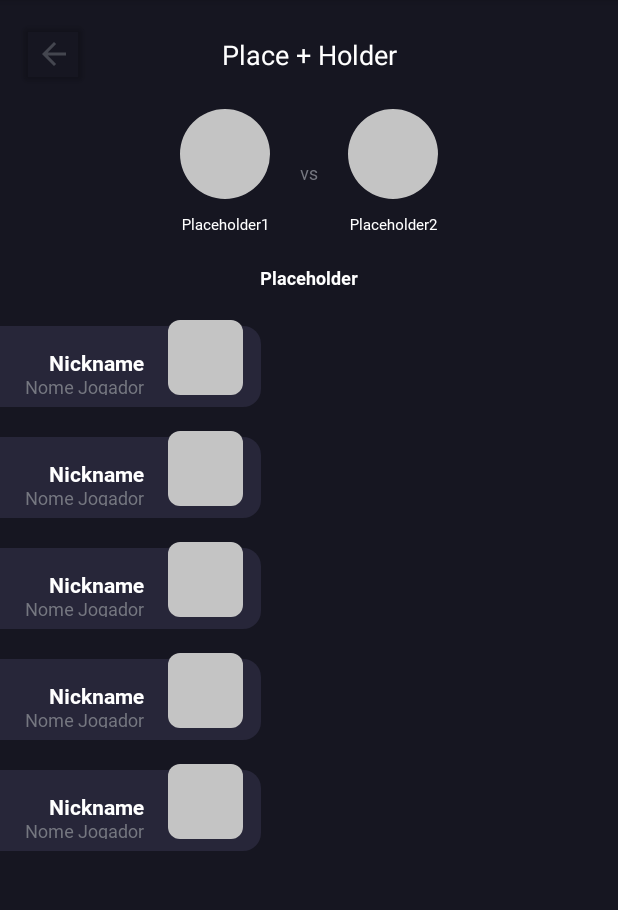
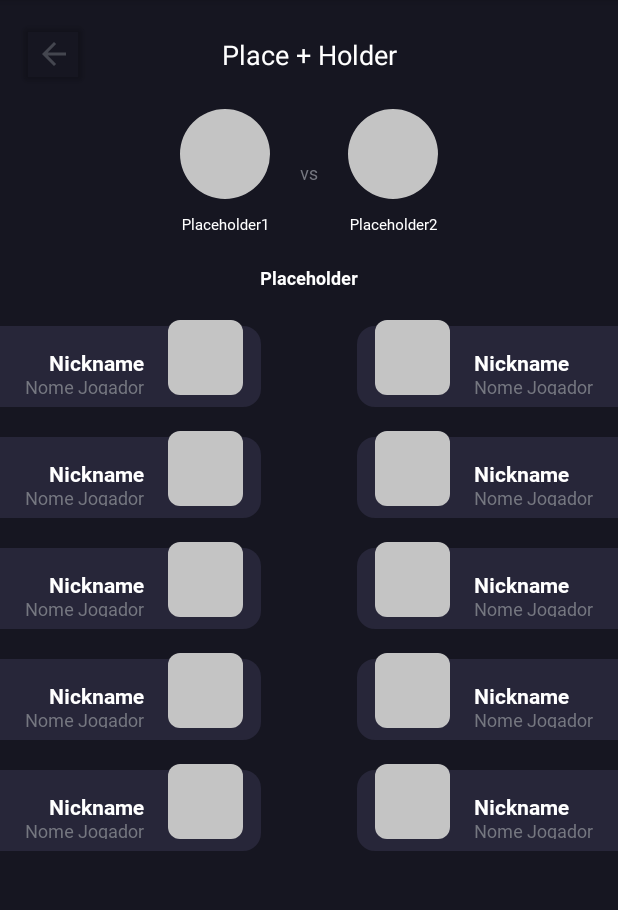
Before and after one commit to georgiapereira/CSTV, an Android app: the layout fragment_details.xml on its own in the app's theme, with its tools: preview values and no code run, on a phone screen of 412 x 824 dp, the part 84-994 px from its top. Run offline under Robolectric (Android 15) with nearby library versions, the phone set to English and light mode, and no system bars; network calls fail; Roboto replaces fonts that are not available here.

Commit message:
formatacao de data

```diff
--- a/app/build.gradle
+++ b/app/build.gradle
@@ -49,6 +49,8 @@ dependencies {
     androidTestImplementation 'androidx.test.espresso:espresso-core:3.4.0'
     implementation "androidx.lifecycle:lifecycle-extensions:2.2.0"
 
+    implementation "androidx.swiperefreshlayout:swiperefreshlayout:1.1.0"
+
     var nav_version = "2.4.1"
     implementation "androidx.navigation:navigation-fragment-ktx:$nav_version"
     implementation "androidx.navigation:navigation-ui-ktx:$nav_version"
--- a/app/src/main/java/com/xuaum/cstv/data/service/MatchAPI.kt
+++ b/app/src/main/java/com/xuaum/cstv/data/service/MatchAPI.kt
@@ -9,9 +9,9 @@ interface MatchAPI {
     @GET("/csgo/matches")
     suspend fun getMatches(
         @Query("sort") sortBegin: String = "begin_at",
-        @Query("sort") sortStatus: String = "-status",
-        @Query("page[size]") pageSize: Int = 20,
-        @Query("range[scheduled_at]") range: String = "2022-03-29T12:00:00Z,2023-01-13T12:00:00Z",
+        //@Query("sort") sortStatus: String = "-status",
+        @Query("page[size]") pageSize: Int = 100,
+        @Query("range[scheduled_at]") range: String ,
         @Query("filter[finished]") finished: Boolean = false,
     ): GetMatchesResponse?
 
--- a/app/src/main/java/com/xuaum/cstv/data/service/RetrofitMatchAPI.kt
+++ b/app/src/main/java/com/xuaum/cstv/data/service/RetrofitMatchAPI.kt
@@ -2,6 +2,7 @@ package com.xuaum.cstv.data.service
 
 import com.xuaum.cstv.data.model.response.getmatchesresponse.GetMatchesResponse
 import com.xuaum.cstv.data.model.response.getteamsresponse.GetTeamsResponse
+import com.xuaum.cstv.util.MyDateFormatter
 import kotlinx.coroutines.Dispatchers
 import kotlinx.coroutines.withContext
 
@@ -11,7 +12,10 @@ object RetrofitMatchAPI {
 
     suspend fun getMatches(): GetMatchesResponse? =
         withContext(Dispatchers.IO) {
-            val result = matchAPI.getMatches()
+
+            val currentDate = MyDateFormatter().getServerDateStringOffset(hours = -6)
+            val datePlusYear = MyDateFormatter().getServerDateStringOffset(years = 1)
+            val result = matchAPI.getMatches(range = "$currentDate,$datePlusYear")
             result
         }
 
--- a/app/src/main/res/drawable/player_item_background_right.xml
+++ b/app/src/main/res/drawable/player_item_background_right.xml
@@ -1,4 +1,7 @@
 <?xml version="1.0" encoding="utf-8"?>
 <shape xmlns:android="http://schemas.android.com/apk/res/android">
-    <corners android:topLeftRadius="12dp" android:bottomLeftRadius="12dp"/>
+    <corners
+        android:bottomLeftRadius="12dp"
+        android:topLeftRadius="12dp" />
+    <solid android:color="@color/background_light" />
 </shape>
--- a/app/src/main/res/layout/fragment_details.xml
+++ b/app/src/main/res/layout/fragment_details.xml
@@ -157,6 +157,8 @@
             android:layout_width="wrap_content"
             android:layout_height="wrap_content"
             android:layout_marginStart="6.5dp"
+            tools:listitem="@layout/player_item_right"
+            tools:itemCount="5"
             app:layoutManager="androidx.recyclerview.widget.LinearLayoutManager"
             app:layout_constraintEnd_toEndOf="parent"
             app:layout_constraintHorizontal_bias="0.5"
--- a/app/src/main/res/layout/match_card.xml
+++ b/app/src/main/res/layout/match_card.xml
@@ -16,6 +16,7 @@
         android:fontFamily="@font/roboto_bold"
         android:padding="8dp"
         android:text="Placeholder"
+        android:textAlignment="center"
         android:textColor="@color/white"
         android:textSize="8sp"
         app:layout_constraintEnd_toEndOf="parent"
--- a/app/src/main/res/layout/player_item_right.xml
+++ b/app/src/main/res/layout/player_item_right.xml
@@ -1,6 +1,88 @@
 <?xml version="1.0" encoding="utf-8"?>
 <androidx.constraintlayout.widget.ConstraintLayout xmlns:android="http://schemas.android.com/apk/res/android"
-    android:layout_width="match_parent"
-    android:layout_height="match_parent">
+    xmlns:app="http://schemas.android.com/apk/res-auto"
+    xmlns:tools="http://schemas.android.com/tools"
+    android:layout_width="174dp"
+    android:layout_height="58dp"
+    android:layout_marginBottom="16dp">
 
+    <FrameLayout
+        android:layout_width="0dp"
+        android:layout_height="0dp"
+        android:layout_marginTop="4dp"
+        android:background="@drawable/player_item_background_right"
+        app:layout_constraintBottom_toBottomOf="parent"
+        app:layout_constraintEnd_toEndOf="parent"
+        app:layout_constraintStart_toStartOf="parent"
+        app:layout_constraintTop_toTopOf="parent">
+
+    </FrameLayout>
+
+    <androidx.constraintlayout.widget.ConstraintLayout
+        android:layout_width="match_parent"
+        android:layout_height="match_parent"
+        android:layout_marginStart="12dp"
+        android:layout_marginEnd="8dp"
+        android:layout_marginBottom="8dp"
+        android:background="@android:color/transparent"
+        app:layout_constraintBottom_toBottomOf="parent"
+        app:layout_constraintEnd_toEndOf="parent"
+        app:layout_constraintStart_toStartOf="parent">
+
+        <ImageView
+            android:id="@+id/player_image"
+            android:layout_width="50dp"
+            android:layout_height="50dp"
+            android:background="@android:color/transparent"
+            app:layout_constraintBottom_toBottomOf="parent"
+            app:layout_constraintStart_toStartOf="parent"
+            app:layout_constraintTop_toTopOf="parent"
+            tools:background="@drawable/rounded_square_placeholder" />
+
+        <androidx.constraintlayout.widget.ConstraintLayout
+            android:layout_width="0dp"
+            android:layout_height="wrap_content"
+            android:layout_marginStart="16dp"
+            android:background="@android:color/transparent"
+            app:layout_constraintBottom_toBottomOf="parent"
+            app:layout_constraintEnd_toEndOf="parent"
+            app:layout_constraintStart_toEndOf="@+id/player_image">
+
+            <TextView
+                android:id="@+id/nickname_text"
+                android:layout_width="match_parent"
+                android:layout_height="17dp"
+                android:autoSizeMaxTextSize="14dp"
+                android:autoSizeMinTextSize="10dp"
+                android:autoSizeStepGranularity="1sp"
+                android:autoSizeTextType="none"
+                android:background="@android:color/transparent"
+                android:fontFamily="@font/roboto_bold"
+                android:singleLine="true"
+                android:text="Nickname"
+                android:textAlignment="textStart"
+                android:textColor="@color/white"
+                android:textSize="14sp"
+                app:layout_constraintBottom_toTopOf="@+id/name_text"
+                app:layout_constraintStart_toStartOf="parent" />
+
+            <TextView
+                android:id="@+id/name_text"
+                android:layout_width="match_parent"
+                android:layout_height="14dp"
+                android:autoSizeMaxTextSize="12sp"
+                android:autoSizeMinTextSize="8sp"
+                android:autoSizeStepGranularity="1sp"
+                android:autoSizeTextType="none"
+                android:background="@android:color/transparent"
+                android:fontFamily="@font/roboto"
+                android:singleLine="true"
+                android:text="Nome Jogador"
+                android:textAlignment="textStart"
+                android:textSize="12sp"
+                app:layout_constraintBottom_toBottomOf="parent"
+                app:layout_constraintStart_toStartOf="parent" />
+        </androidx.constraintlayout.widget.ConstraintLayout>
+
+    </androidx.constraintlayout.widget.ConstraintLayout>
 </androidx.constraintlayout.widget.ConstraintLayout>
```
Also changed, not shown: app/src/main/java/com/xuaum/cstv/ui/details/DetailsFragment.kt (+15 -2 lines), app/src/main/java/com/xuaum/cstv/ui/details/PlayersAdapter.kt (+14 -1 lines), app/src/main/java/com/xuaum/cstv/ui/home/HomeFragment.kt (+18 -6 lines), app/src/main/java/com/xuaum/cstv/ui/home/MatchesAdapter.kt (+8 -1 lines), app/src/main/java/com/xuaum/cstv/util/MyDateFormatter.kt (added, +86 -0 lines).
